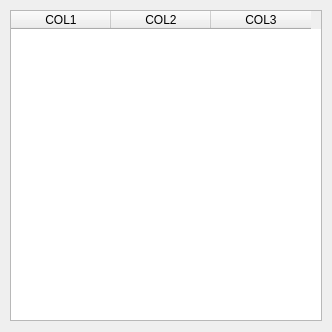
This is src/forms/wndsearch.ui in JDougherty/Fire-Department-Management-System as Qt 5 draws it before an edit. The edited form follows.
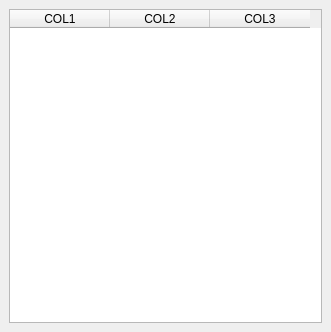
This is the edited form.

Commit message: Added wndinventorycheck and wndinventorycontrol classes. Created UI for wndinventorycheck and wndinventorycontrol. Added ffequipment and inventory tables to the database schema creation. Added slots to MainWindow for the new inventory child forms. Set the columns in wndsearch to stretch and allowed wndsearch to be resized.

Diff of the .ui file:
```diff
--- a/src/forms/wndsearch.ui
+++ b/src/forms/wndsearch.ui
@@ -6,7 +6,7 @@
    <rect>
     <x>0</x>
     <y>0</y>
-    <width>332</width>
+    <width>331</width>
     <height>332</height>
    </rect>
   </property>
@@ -18,38 +18,35 @@
   </property>
   <property name="minimumSize">
    <size>
-    <width>332</width>
-    <height>332</height>
-   </size>
-  </property>
-  <property name="maximumSize">
-   <size>
-    <width>332</width>
-    <height>332</height>
+    <width>331</width>
+    <height>200</height>
    </size>
   </property>
   <property name="windowTitle">
    <string>Search Results: </string>
   </property>
   <widget class="QWidget" name="centralwidget">
+   <property name="sizePolicy">
+    <sizepolicy hsizetype="Expanding" vsizetype="Expanding">
+     <horstretch>0</horstretch>
+     <verstretch>0</verstretch>
+    </sizepolicy>
+   </property>
+   <layout class="QHBoxLayout" name="horizontalLayout">
+    <item>
    <widget class="QTableWidget" name="tblResults">
-    <property name="geometry">
-     <rect>
-      <x>10</x>
-      <y>10</y>
-      <width>312</width>
-      <height>311</height>
-     </rect>
-    </property>
     <property name="verticalScrollBarPolicy">
-     <enum>Qt::ScrollBarAlwaysOff</enum>
+       <enum>Qt::ScrollBarAsNeeded</enum>
     </property>
     <property name="horizontalScrollBarPolicy">
-     <enum>Qt::ScrollBarAlwaysOff</enum>
+       <enum>Qt::ScrollBarAsNeeded</enum>
     </property>
     <property name="alternatingRowColors">
      <bool>true</bool>
     </property>
+      <attribute name="verticalHeaderDefaultSectionSize">
+       <number>19</number>
+      </attribute>
     <column>
      <property name="text">
       <string>COL1</string>
@@ -66,6 +63,8 @@
      </property>
     </column>
    </widget>
+    </item>
+   </layout>
   </widget>
  </widget>
  <resources/>
```
Lines whose indentation alone changed are shown as unchanged. The commit also changes 12 other files.
